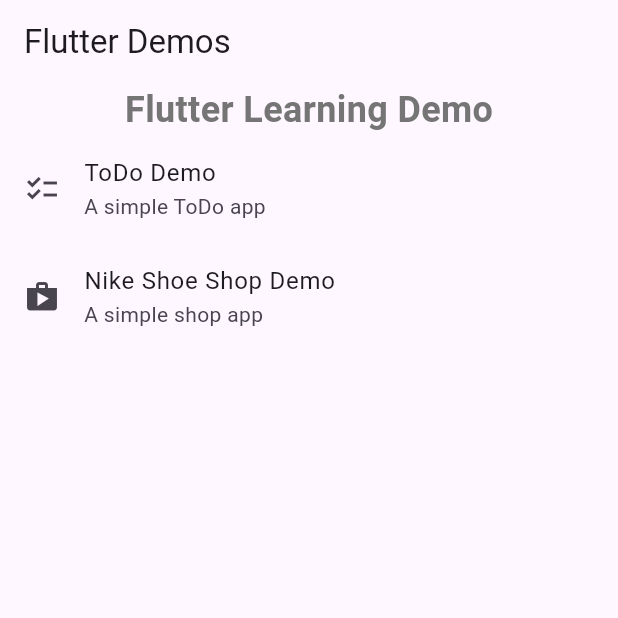
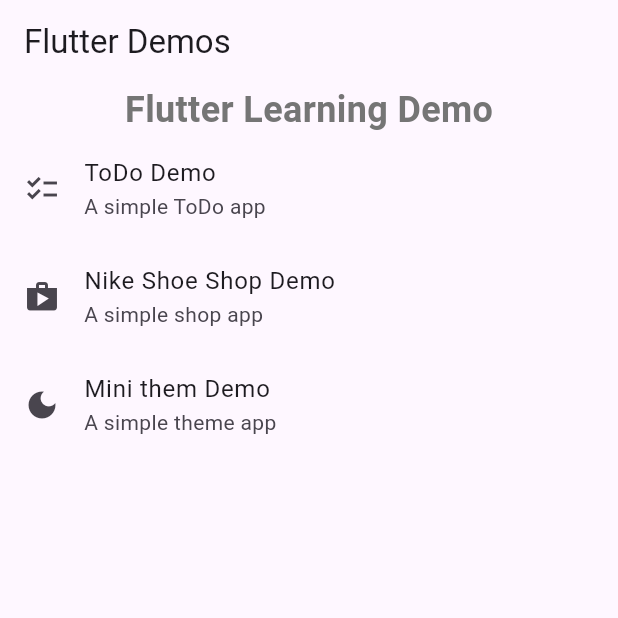
Before and after one commit to mrzhangboss/flutter_learn_demos, a Flutter app: the screen it shows after launch, on a phone screen of 412 x 824 dp, the top half of it. Run offline on Flutter 3.47's test engine with Material 3 defaults, Android fonts, the phone set to English and light mode, and no system bars; our stand-ins replace flutter_slidable, google_nav_bar, hive, hive_flutter; missing offline and left inert: dart:ffi; accounts and stored records are empty.

Commit message:
complete theme demo

```diff
--- a/lib/main.dart
+++ b/lib/main.dart
@@ -3,41 +3,42 @@
 import 'package:hive/hive.dart';
 import 'package:hive_flutter/adapters.dart';
 
+import 'minimal_shop/main.dart';
 import 'nike_shop/main.dart';
 import 'todo_demo/main.dart';
+
+void clear() {
+  Hive.box("config").clear();
+}
 
 Future<void> main() async {
   await Hive.initFlutter();
   var box = await Hive.openBox("config");
+
   var app = box.get("app");
-  if (app == null) {
-    runApp(const MyApp());
+  if (app == 'nike') {
+    clear();
+    runApp(const MyNikeShopApp());
   } else if (app == 'todo') {
-    Hive.box("config").clear();
+    clear();
     await Hive.initFlutter();
     await Hive.openBox("myBox");
     runApp(const MyToDoApp());
+  } else if (app == 'theme') {
+    clear();
+    runApp(const MyMinimalShopApp());
   } else {
-    Hive.box("config").clear();
-
-    runApp(const MyNikeShopApp());
+    runApp(const MyApp());
   }
 }
 
 class MyApp extends StatelessWidget {
   const MyApp({super.key});
 
-  // start new App
-  Future<void> startToDo() async {
-    // 使用SystemChannels平台通道重启应用
-    startApp('todo');
-  }
-
   Future<void> startApp(String name) async {
     // 使用SystemChannels平台通道重启应用
     Hive.box("config").put('app', name);
     await SystemChannels.platform.invokeMethod('SystemNavigator.pop');
-    // 启动新的 runApp
   }
 
   // This widget is the root of your application.
@@ -84,6 +85,14 @@
                       subtitle: Text("A simple shop app"),
                       leading: Icon(Icons.shop),
                     ),
+                  ),
+                  InkWell(
+                    onTap: () => startApp('theme'),
+                    child: const ListTile(
+                      title: Text("Mini them Demo"),
+                      subtitle: Text("A simple theme app"),
+                      leading: Icon(Icons.dark_mode),
+                    ),
                   )
                 ],
               ))
--- /dev/null
+++ b/lib/minimal_shop/theme/dart_mode.dart
@@ -0,0 +1,14 @@
+import 'package:flutter/material.dart';
+
+ThemeData darkTheme = ThemeData(
+    useMaterial3: true,
+    brightness: Brightness.dark,
+    colorScheme: ColorScheme.dark(
+        background: Colors.grey.shade900,
+        primary: Colors.grey.shade800,
+        secondary: Colors.grey.shade700,
+        inversePrimary: Colors.grey.shade200),
+    textTheme: ThemeData.dark().textTheme.apply(
+          bodyColor: Colors.grey[300],
+          displayColor: Colors.white,
+        ));
--- /dev/null
+++ b/lib/minimal_shop/theme/light_mode.dart
@@ -0,0 +1,14 @@
+import 'package:flutter/material.dart';
+
+ThemeData lightTheme = ThemeData(
+    useMaterial3: true,
+    brightness: Brightness.light,
+    colorScheme: ColorScheme.light(
+        background: Colors.grey.shade300,
+        primary: Colors.grey.shade200,
+        secondary: Colors.white,
+        inversePrimary: Colors.grey.shade700),
+    textTheme: ThemeData.light().textTheme.apply(
+          bodyColor: Colors.grey[500],
+          displayColor: Colors.black,
+        ));
--- /dev/null
+++ b/lib/minimal_shop/theme/theme_provoider.dart
@@ -0,0 +1,15 @@
+import 'package:flutter/material.dart';
+
+import 'dart_mode.dart';
+import 'light_mode.dart';
+
+class ThemeProvider extends ChangeNotifier {
+  ThemeData themeData = lightTheme;
+
+  bool get isDarkMode => themeData == darkTheme;
+
+  void toggleTheme(bool isOn) {
+    themeData = isOn ? darkTheme : lightTheme;
+    notifyListeners();
+  }
+}
--- a/pubspec.yaml
+++ b/pubspec.yaml
@@ -43,6 +43,8 @@ dependencies:
   # nike shoe
   google_nav_bar: ^5.0.6
   provider: ^6.1.2
+
+
 
 dev_dependencies:
   flutter_test:
```
Also changed, not shown: lib/minimal_shop/components/my_custom_drawer_header.dart (added, +79 -0 lines), lib/minimal_shop/components/my_drawer.dart (added, +99 -0 lines), lib/minimal_shop/main.dart (added, +37 -0 lines), lib/minimal_shop/page/home_page.dart (added, +42 -0 lines), lib/minimal_shop/page/intro_page.dart (added, +60 -0 lines).
